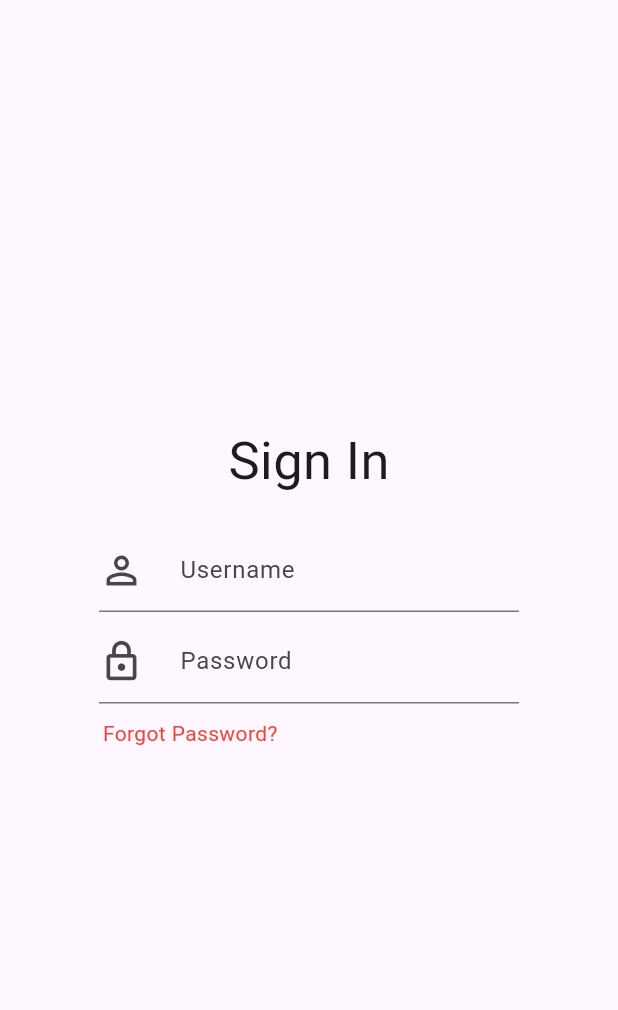
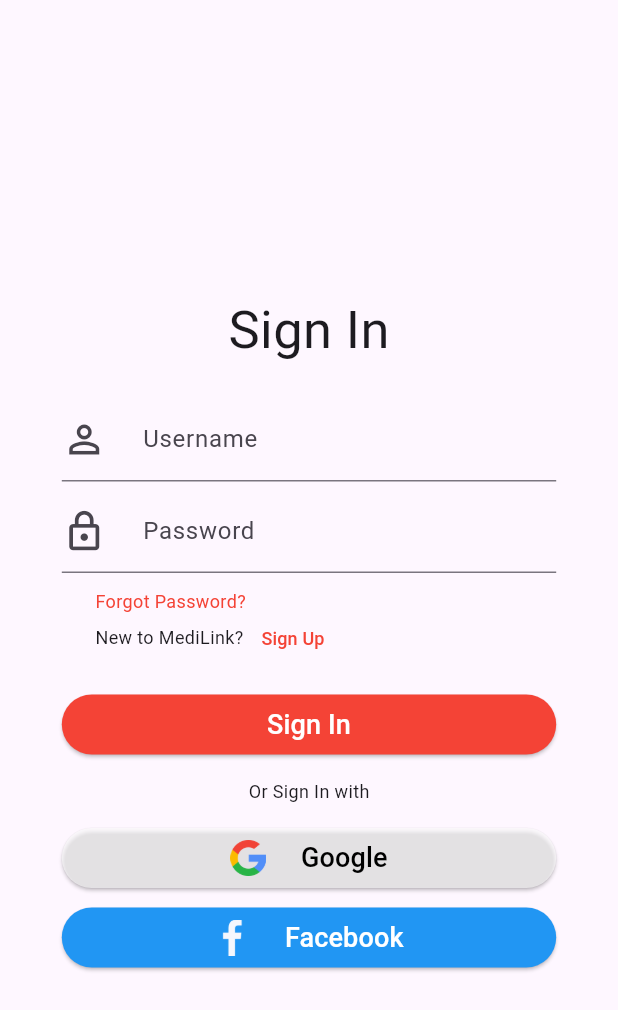
Before and after one commit to Samash1129/app-dev-project-MediLink-Hub, a Flutter app: the screen it shows after launch, on a phone screen of 412 x 824 dp. Shown: the top 1010 px of the screen. Run offline on Flutter 3.47's test engine with Material 3 defaults, Android fonts, the phone set to English and light mode, and no system bars.

Commit message:
SignIn Page Done

```diff
--- a/lib/src/pages/login_screen.dart
+++ b/lib/src/pages/login_screen.dart
@@ -1,3 +1,4 @@
+import 'package:app_dev_project_medilink_app/src/widgets/CustomButton.dart';
 import 'package:flutter/cupertino.dart';
 import 'package:flutter/material.dart';
 
@@ -11,24 +12,25 @@
 class _LoginPageState extends State<LoginPage> {
   @override
   Widget build(BuildContext context) {
-    return const Scaffold(
+    return Scaffold(
       body: CupertinoPageScaffold(
         child: SafeArea(
           child: Center(
             child: SizedBox(
-              height: 300,
-              width: 280,
+              height: MediaQuery.of(context).size.height * 0.8,
+              width: MediaQuery.of(context).size.width * 0.8,
               child: Column(
+                mainAxisAlignment: MainAxisAlignment.center,
                 children: [
-                  SizedBox(height: 20),
-                  Text(
+                  const SizedBox(height: 20),
+                  const Text(
                     "Sign In",
                     style: TextStyle(
                       fontSize: 35,
                     ),
                   ),
-                  SizedBox(height: 20),
-                  TextField(
+                  const SizedBox(height: 20),
+                  const TextField(
                     decoration: InputDecoration(
                       labelText: 'Username',
                       prefixIcon: Padding(
@@ -41,8 +43,8 @@
                       floatingLabelBehavior: FloatingLabelBehavior.never,
                     ),
                   ),
-                  SizedBox(height: 5),
-                  TextField(
+                  const SizedBox(height: 5),
+                  const TextField(
                     obscureText: true,
                     decoration: InputDecoration(
                       labelText: 'Password',
@@ -56,13 +58,91 @@
                       floatingLabelBehavior: FloatingLabelBehavior.never,
                     ),
                   ),
-                  SizedBox(height: 10),
+                  const SizedBox(height: 10),
                   SizedBox(
-                    width: 275,
-                      child: Text(
-                    'Forgot Password?',
-                    style: TextStyle(color: Colors.red),
-                  )),
+                      width: 285,
+                      child: Column(
+                        crossAxisAlignment: CrossAxisAlignment.start,
+                        children: [
+                          const Text(
+                            'Forgot Password?',
+                            style: TextStyle(
+                              color: Colors.red,
+                              fontSize: 12,
+                            ),
+                          ),
+                          Row(
+                            children: [
+                              const SizedBox(
+                                height: 35,
+                                child: Text(
+                                  'New to MediLink?',
+                                  style: TextStyle(
+                                    fontSize: 12,
+                                  ),
+                                ),
+                              ),
+                              TextButton(
+                                onPressed: () {
+                                  print("object");
+                                },
+                                child: const SizedBox(
+                                  height: 34,
+                                  child: Text(
+                                    'Sign Up',
+                                    style: TextStyle(
+                                      color: Colors.red,
+                                      fontSize: 12,
+                                    ),
+                                  ),
+                                ),
+                              ),
+                            ],
+                          )
+                        ],
+                      )),
+                  CustomButton(
+                    width: MediaQuery.of(context).size.width * 0.8,
+                    text: "Sign In",
+                    textStyle: const TextStyle(
+                      fontSize: 18,
+                      color: Colors.white,
+                    ),
+                    onPressed: () {
+                      print("object");
+                    },
+                    color: Colors.red,
+                  ),
+                  const SizedBox(height: 12),
+                  const Text('Or Sign In with', style: TextStyle(fontSize: 12)),
+                  const SizedBox(height: 12),
+                  CustomButton(
+                    width: MediaQuery.of(context).size.width * 0.8,
+                    text: 'Google',
+                    textStyle: const TextStyle(
+                      fontSize: 18,
+                      color: Colors.black,
+                    ),
+                    onPressed: () {
+                      print('object');
+                    },
+                    color: Colors.white60,
+                    imageAssetPath: 'assets/google.png',
+                  ),
+                  const SizedBox(height: 5),
+                  CustomButton(
+                    width: MediaQuery.of(context).size.width * 0.8,
+                    text: 'Facebook',
+                    textStyle: const TextStyle(
+                      fontSize: 18,
+                      color: Colors.white,
+                    ),
+                    onPressed: () {
+                      print("object");
+                    },
+                    color: Colors.blue,
+                    imageAssetPath: 'assets/facebook1.png',
+                    ),
                 ],
               ),
             ),
--- /dev/null
+++ b/lib/src/widgets/CustomButton.dart
@@ -0,0 +1,58 @@
+// ignore: file_names
+import 'package:flutter/material.dart';
+
+class CustomButton extends StatelessWidget {
+  final String text;
+  final VoidCallback onPressed;
+  final Color color;
+  final TextStyle? textStyle;
+  final String? imageAssetPath;
+  final double width;
+
+  const CustomButton({
+    Key? key,
+    required this.text,
+    required this.onPressed,
+    required this.color,
+    this.textStyle,
+    this.imageAssetPath,
+    required this.width,
+  }) : super(key: key);
+
+  @override
+  Widget build(BuildContext context) {
+    return SizedBox(
+      width: width,
+      child: ElevatedButton(
+        style: ElevatedButton.styleFrom(
+          backgroundColor: color,
+          shape: RoundedRectangleBorder(
+            borderRadius: BorderRadius.circular(30),
+          ),
+        ),
+        onPressed: onPressed,
+        child: Row(
+          mainAxisAlignment: MainAxisAlignment.center,
+          children: [
+            if (imageAssetPath != null)
+              Padding(
+                padding: const EdgeInsets.only(right: 8.0),
+                child: Padding(
+                  padding: const EdgeInsets.fromLTRB(0, 0, 15, 0),
+                  child: Image.asset(
+                    imageAssetPath!,
+                    width: 24.0, // Adjust the width of the image if needed
+                    height: 24.0, // Adjust the height of the image if needed
+                  ),
+                ),
+              ),
+            Text(
+              text,
+              style: textStyle,
+            ),
+          ],
+        ),
+      ),
+    );
+  }
+}
--- a/pubspec.yaml
+++ b/pubspec.yaml
@@ -24,8 +24,9 @@
   uses-material-design: true
 
   # To add assets to your application, add an assets section, like this:
-  # assets:
-  #   - images/a_dot_burr.jpeg
+  assets:
+    - assets/
+  # - images/a_dot_burr.jpeg
   #   - images/a_dot_ham.jpeg
 
   # fonts:
```
Also changed, not shown: assets/facebook.png (added), assets/facebook1.png (added), assets/facebook2.png (added), assets/google.png (added).
